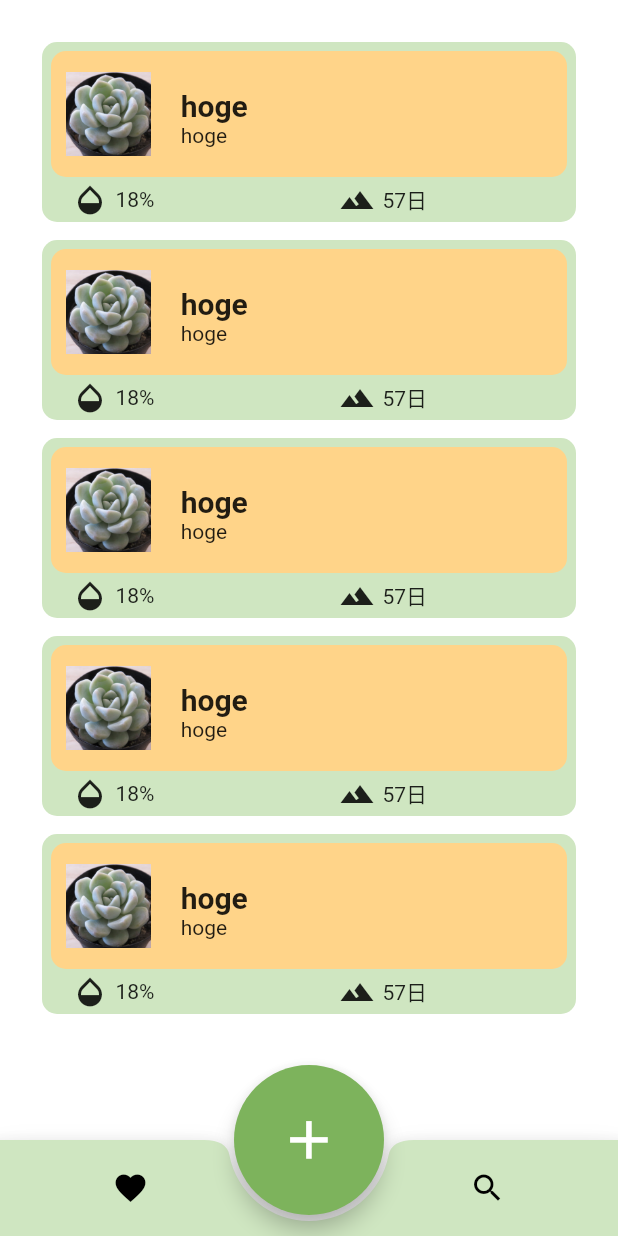
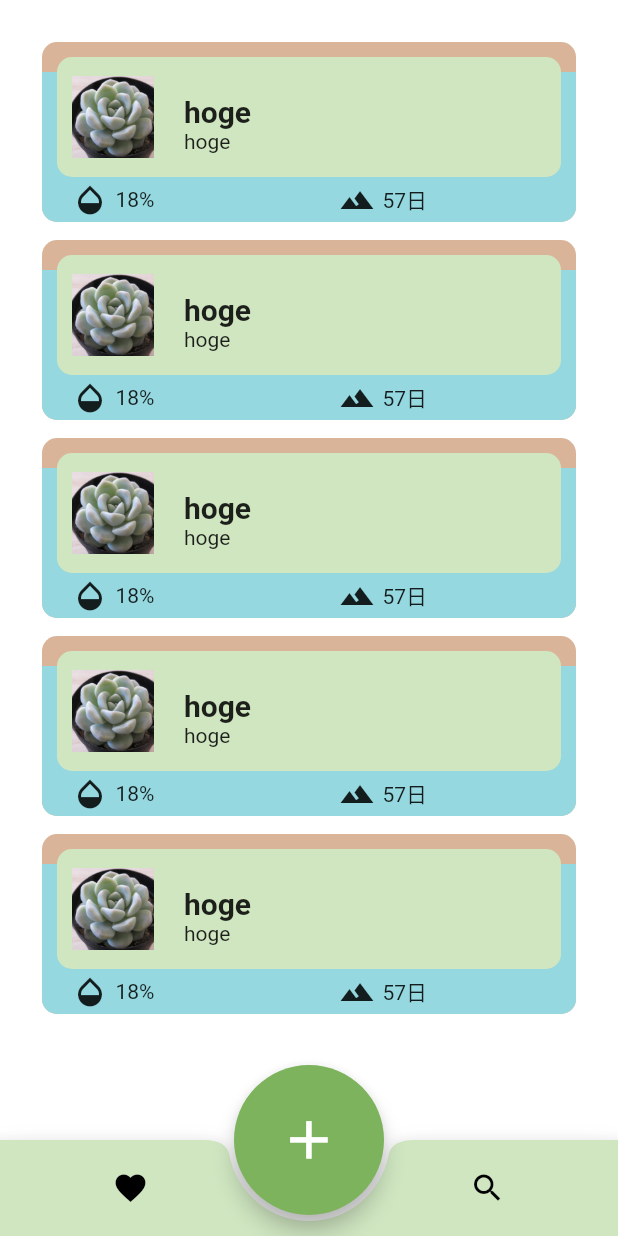
Before and after one commit to yayayagi721/succulents_manager_app, a Flutter app: the screen it shows after launch, on a phone screen of 412 x 824 dp. Run offline on Flutter 3.47's test engine with Material 2 defaults, Android fonts, the phone set to English and light mode, and no system bars; our stand-ins replace hive, hive_flutter; accounts and stored records are empty.

Commit message:
みずかさをUIで見れるように変更

```diff
--- a/lib/plant_list_view.dart
+++ b/lib/plant_list_view.dart
@@ -1,5 +1,7 @@
 import 'package:flutter/material.dart';
+import 'dart:math';
 
+// ignore: use_key_in_widget_constructors
 class PlantListView extends StatelessWidget {
   @override
   Widget build(BuildContext context) {
@@ -64,28 +66,42 @@ class PlantListView extends StatelessWidget {
   Widget _menuItem(
       String name, String botanicalName, double moisture, int soilAgeOfDay) {
     return Container(
+        clipBehavior: Clip.antiAlias,
         height: 120,
         decoration: BoxDecoration(
-          color: Color.fromRGBO(207, 230, 193, 1),
+          color: Color.fromRGBO(218, 180, 153, 1),
           borderRadius: BorderRadius.circular(10),
         ),
         margin: EdgeInsets.only(top: 3, left: 3, right: 3, bottom: 9),
+        child: Stack(
+          children: [
+            WaterParameter(
+              waterAmountPer: 1,
+            ),
+            Positioned(
                 child: _cardBody(name, botanicalName, moisture, soilAgeOfDay,
-            Image.asset('sample_images/testImage.jpeg')));
+                    Image.asset('sample_images/testImage.jpeg'))),
+          ],
+        ));
   }
 
   Widget _cardBody(String name, String botanicalName, double moisture,
       int soilAgeOfDay, Image plantImage) {
     return Column(
       children: <Widget>[
-        Expanded(
-            flex: 3,
-            child: Padding(
-              padding: EdgeInsets.only(top: 6, left: 6, right: 6),
+        Expanded(flex: 3, child: _mainArea(plantImage)),
+        Expanded(flex: 1, child: _indicatorArea()),
+      ],
+    );
+  }
+
+  Widget _mainArea(Image plantImage) {
+    return Padding(
+      padding: EdgeInsets.only(top: 10, left: 10, right: 10),
       child: Container(
         decoration: BoxDecoration(
           // color: Color.fromRGBO(207, 230, 193, 1),
-                  color: Color.fromRGBO(255, 212, 137, 1),
+          color: Color.fromRGBO(207, 230, 193, 1),
           borderRadius: BorderRadius.circular(10),
         ),
         child: Row(
@@ -108,8 +124,7 @@ class PlantListView extends StatelessWidget {
                         alignment: Alignment.centerLeft,
                         child: Text("hoge",
                             style: TextStyle(
-                                        fontWeight: FontWeight.bold,
-                                        fontSize: 20)),
+                                fontWeight: FontWeight.bold, fontSize: 20)),
                       ),
                       Align(
                         alignment: Alignment.centerLeft,
@@ -125,10 +140,11 @@ class PlantListView extends StatelessWidget {
           ],
         ),
       ),
-            )),
-        Expanded(
-            flex: 1,
-            child: Center(
+    );
+  }
+
+  Widget _indicatorArea() {
+    return Center(
       child: Container(
           width: double.infinity,
           child: Row(
@@ -137,8 +153,6 @@ class PlantListView extends StatelessWidget {
               _stateBar(Icons.terrain, "57日")
             ],
           )),
-            )),
-      ],
     );
   }
 
@@ -176,3 +190,48 @@ class PlantListView extends StatelessWidget {
   //   return rows;
   // }
 }
+
+class WaterParameter extends StatefulWidget {
+  final double? waterAmountPer;
+
+  WaterParameter({this.waterAmountPer});
+
+  @override
+  _WaterParameterState createState() => _WaterParameterState();
+}
+
+class _WaterParameterState extends State<WaterParameter> {
+  Size? size;
+  final GlobalKey _targetKey = GlobalKey();
+
+  @override
+  void initState() {
+    WidgetsBinding.instance!.addPostFrameCallback((_) => getSizeAndPosition());
+
+    super.initState();
+  }
+
+  getSizeAndPosition() {
+    if (_targetKey.currentContext != null) {
+      size = _targetKey.currentContext!.size;
+    } else {
+      size = Size(100, 100);
+    }
+    setState(() {});
+  }
+
+  @override
+  Widget build(BuildContext context) {
+    return Align(
+      alignment: Alignment.bottomCenter,
+      child: Container(
+        height: size!.height * widget.waterAmountPer!,
+        key: _targetKey,
+        decoration: BoxDecoration(
+          // borderRadius: BorderRadius.circular(10),
+          color: Color.fromRGBO(150, 216, 224, 1),
+        ),
+      ),
+    );
+  }
+}
```
Lines whose indentation alone changed are shown as unchanged.
